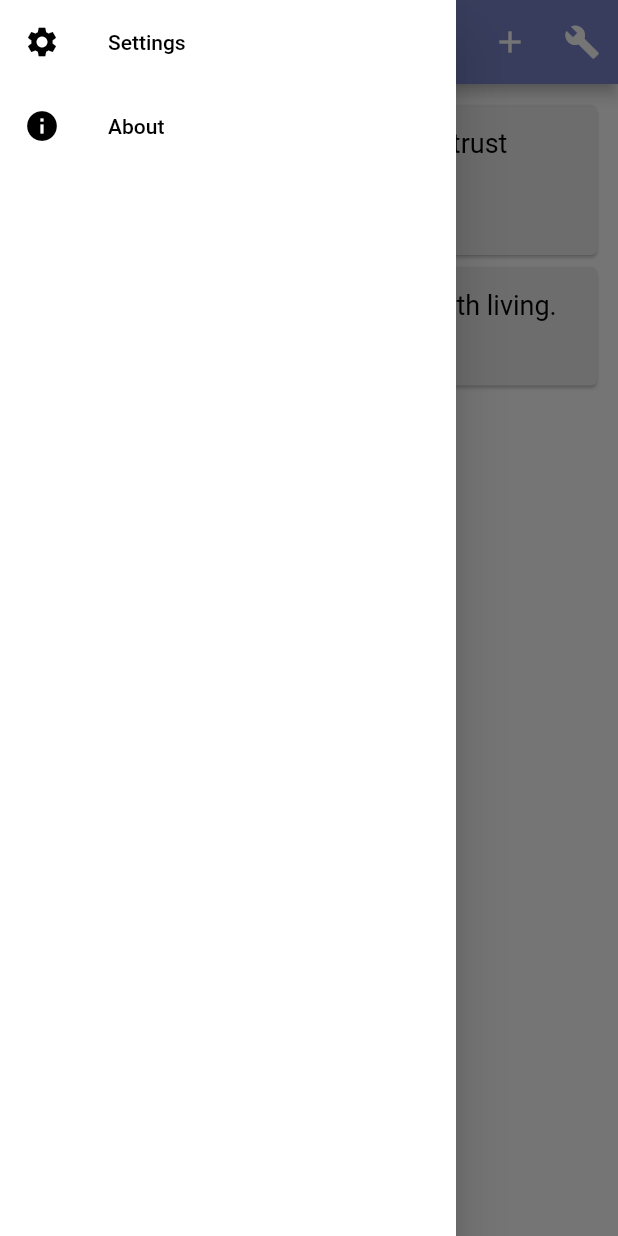
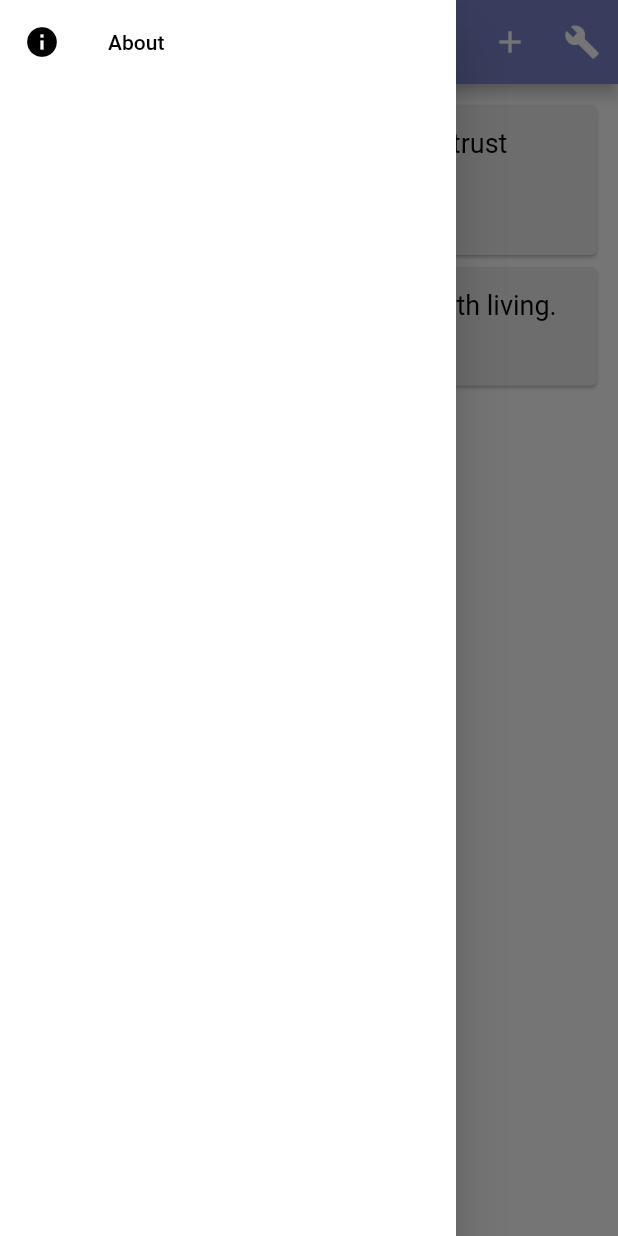
Before and after one commit to christopherlam888/quote-bank, a Flutter app: the screen it shows after launch, with the side drawer open, on a phone screen of 412 x 824 dp. Run offline on Flutter 3.47's test engine with Material 2 defaults, Android fonts, the phone set to English and light mode, and no system bars; our stand-ins replace shared_preferences; statements that could not run were skipped.

Commit message:
Comment out Settings page for now

```diff
--- a/lib/pages/navbar.dart
+++ b/lib/pages/navbar.dart
@@ -9,18 +9,18 @@ class NavBar extends StatelessWidget {
         color: Theme.of(context).colorScheme.background,
         child: ListView(
           children: [
-            ListTile(
-              leading: Icon(Icons.settings, color: Theme.of(context).colorScheme.primary),
-              title: Text(
-                "Settings",
-                style: TextStyle(
-                  color: Theme.of(context).colorScheme.primary,
-                ),
-              ),
-              onTap: () {
-                Navigator.pushNamed(context, '/settings');
-              },
-            ),
+            // ListTile(
+            //   leading: Icon(Icons.settings, color: Theme.of(context).colorScheme.primary),
+            //   title: Text(
+            //     "Settings",
+            //     style: TextStyle(
+            //       color: Theme.of(context).colorScheme.primary,
+            //     ),
+            //   ),
+            //   onTap: () {
+            //     Navigator.pushNamed(context, '/settings');
+            //   },
+            // ),
             ListTile(
               leading: Icon(Icons.info, color: Theme.of(context).colorScheme.primary),
               title: Text(
```
